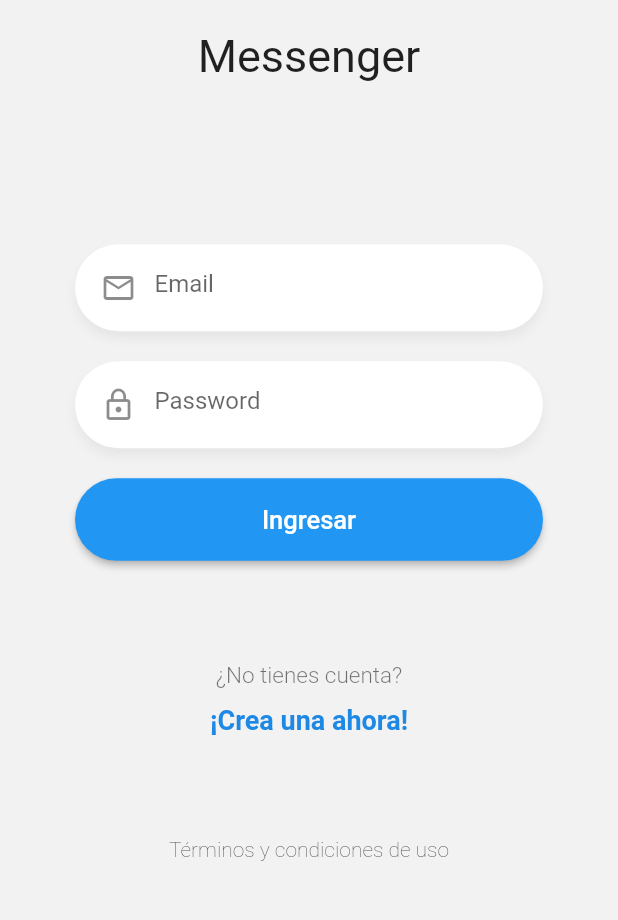
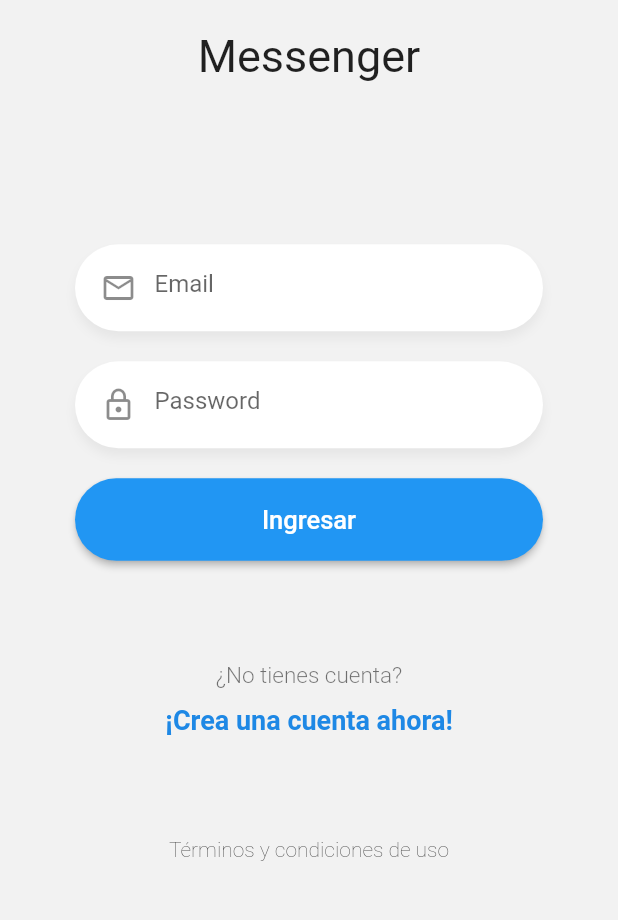
Before and after one commit to IDaMariusI/chat_app, a Flutter app: the screen it shows after launch, on a phone screen of 412 x 824 dp, the part 251-1171 px from its top. Run offline on Flutter 3.47's test engine with Material 2 defaults, Android fonts, the phone set to English and light mode, and no system bars.

Commit message:
56. Registro y Navegar entre las pantallas

```diff
--- a/lib/src/screens/login_screen.dart
+++ b/lib/src/screens/login_screen.dart
@@ -17,9 +17,13 @@ class LoginScreen extends StatelessWidget {
             child: Column(
               mainAxisAlignment: MainAxisAlignment.spaceBetween,
               children: [
-                const LoginLogo(),
+                const LoginLogo(title: 'Messenger'),
                 _LoginForm(),
-                const LoginLabels(),
+                const LoginLabels(
+                  route: 'register',
+                  subTitle: '¡Crea una cuenta ahora!',
+                  title: '¿No tienes cuenta?',
+                ),
                 const Text(
                   'Términos y condiciones de uso',
                   style: TextStyle(fontWeight: FontWeight.w200),
--- a/lib/src/widgets/login_labels.dart
+++ b/lib/src/widgets/login_labels.dart
@@ -1,28 +1,37 @@
 import 'package:flutter/material.dart';
 
 class LoginLabels extends StatelessWidget {
-  const LoginLabels({super.key});
+  final String route;
+  final String subTitle;
+  final String title;
+
+  const LoginLabels({super.key, required this.route, required this.subTitle, required this.title});
 
   @override
   Widget build(BuildContext context) {
     return Container(
       child: Column(
         children: [
-          const Text(
-            '¿No tienes cuenta?',
-            style: TextStyle(
+          Text(
+            title,
+            style: const TextStyle(
               color: Colors.black54,
               fontSize: 15,
               fontWeight: FontWeight.w300,
             ),
           ),
           const SizedBox(height: 10),
-          Text(
-            '¡Crea una ahora!',
-            style: TextStyle(
-              color: Colors.blue[600],
-              fontSize: 18,
-              fontWeight: FontWeight.bold,
+          GestureDetector(
+            onTap: () {
+              Navigator.pushReplacementNamed(context, route);
+            },
+            child: Text(
+              subTitle,
+              style: TextStyle(
+                color: Colors.blue[600],
+                fontSize: 18,
+                fontWeight: FontWeight.bold,
+              ),
             ),
           ),
         ],
--- a/lib/src/widgets/login_logo.dart
+++ b/lib/src/widgets/login_logo.dart
@@ -1,7 +1,9 @@
 import 'package:flutter/material.dart';
 
 class LoginLogo extends StatelessWidget {
-  const LoginLogo({super.key});
+  final String title;
+
+  const LoginLogo({super.key, required this.title});
 
   @override
   Widget build(BuildContext context) {
@@ -9,11 +11,11 @@ class LoginLogo extends StatelessWidget {
       child: Container(
         margin: const EdgeInsets.only(top: 50),
         width: 170,
-        child: const Column(
+        child: Column(
           children: [
-            Image(image: AssetImage('assets/tag-logo.png')),
-            SizedBox(height: 20),
-            Text('Messenger', style: TextStyle(fontSize: 30)),
+            const Image(image: AssetImage('assets/tag-logo.png')),
+            const SizedBox(height: 20),
+            Text(title, style: const TextStyle(fontSize: 30)),
           ],
         ),
       ),
```
Also changed, not shown: lib/src/screens/register_screen.dart (+72 -3 lines).
